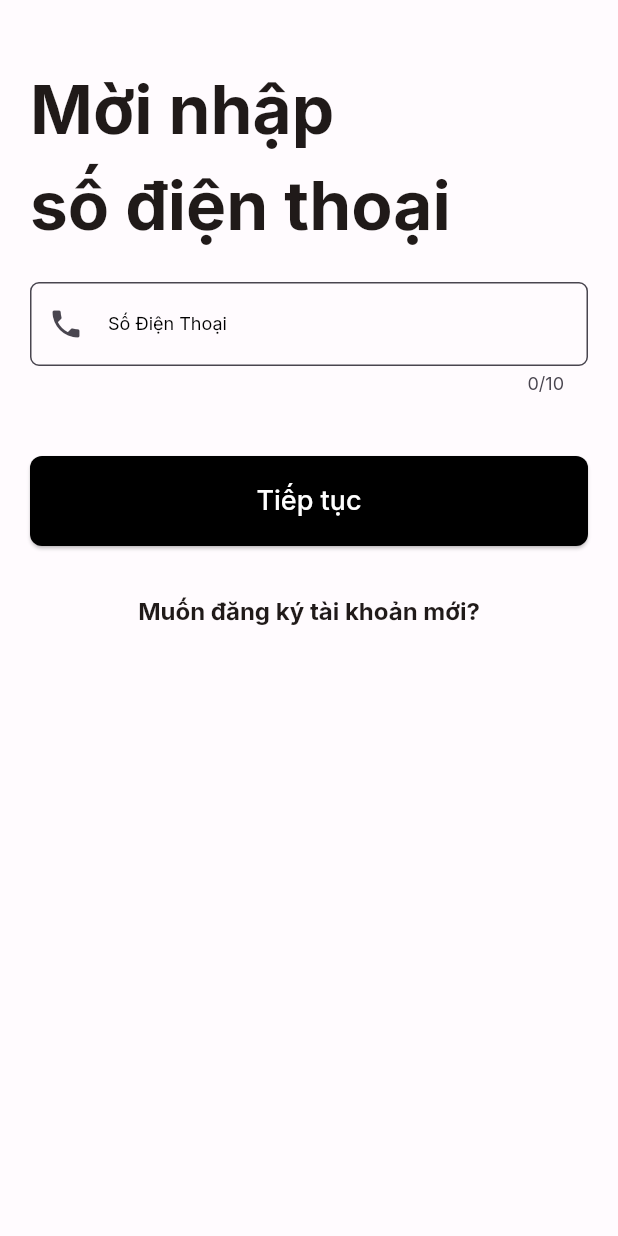
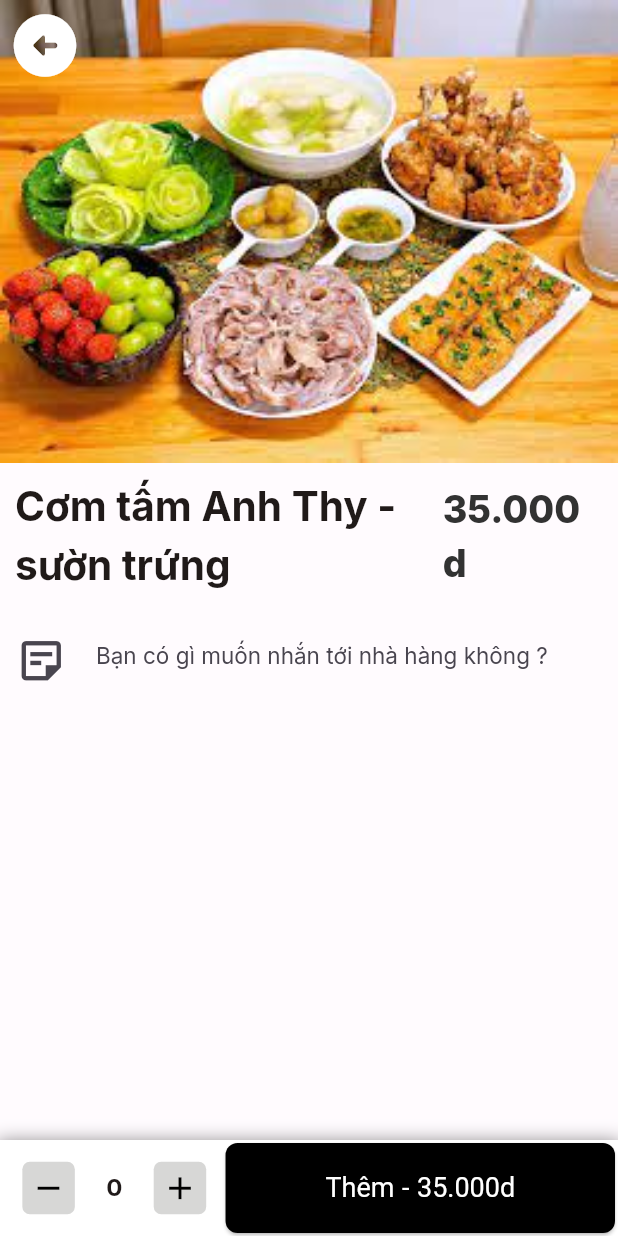
Before and after one commit to tranminhtuand2/elephan, a Flutter app: the screen it shows after launch, on a phone screen of 412 x 824 dp. Run offline on Flutter 3.47's test engine with Material 2 defaults, Android fonts, the phone set to English and light mode, and no system bars; our stand-ins replace dio, dots_indicator, flutter_dotenv, get, google_fonts, google_nav_bar and 3 more.

Commit message:
new code by Nam

```diff
--- a/elephan/lib/main.dart
+++ b/elephan/lib/main.dart
@@ -1,6 +1,7 @@
 import 'package:elephan/src/components/loading.dart';
 import 'package:elephan/src/constants/size.dart';
 import 'package:elephan/src/getx_controller/auth_controller.dart';
+import 'package:elephan/src/screen/sanpham_screen/chitietsanpham.dart';
 import 'package:elephan/src/screen/signin_signup/pagedangnhap/sign_in.dart';
 import 'package:elephan/src/utils/themes/text_theme.dart';
 import 'package:elephan/src/utils/themes/theme_color.dart';
@@ -38,17 +39,18 @@ class MyApp extends StatelessWidget {
           useMaterial3: true,
           colorScheme: TAppTheme.darkColorScheme,
           textTheme: TAppTextTheme.darkTextTheme),
-      home: Stack(
-        children: [
-          const LoginScreen(),
-          Obx(() {
-            final authController = Get.find<AuthController>();
-            return authController.isLoading.value
-                ? Loading()
-                : const SizedBox();
-          }),
-        ],
-      ),
+      home: const ChiTietSanPham(),
+    //   Stack(
+    //     children: [
+    //       const LoginScreen(),
+    //       Obx(() {
+    //         final authController = Get.find<AuthController>();
+    //         return authController.isLoading.value
+    //             ? Loading()
+    //             : const SizedBox();
+    //       }),
+    //     ],
+    //   ),
     );
   }
 }
--- /dev/null
+++ b/elephan/lib/src/screen/sanpham_screen/chitietsanpham.dart
@@ -0,0 +1,223 @@
+import 'package:flutter/material.dart';
+
+class ChiTietSanPham extends StatefulWidget {
+  const ChiTietSanPham({Key? key}) : super(key: key);
+
+  @override
+  _ChiTietSanPhamState createState() => _ChiTietSanPhamState();
+}
+
+class _ChiTietSanPhamState extends State<ChiTietSanPham> {
+  int count = 0;
+
+  @override
+  Widget build(BuildContext context) {
+    return GestureDetector(
+      onTap: () {
+        FocusScope.of(context).unfocus();
+      },
+      child: SafeArea(
+        child: Scaffold(
+          resizeToAvoidBottomInset: false,
+          body: Column(
+            children: [
+              Expanded(
+                child: Column(
+                  children: [
+                    _buildProductImage(),
+                    _buildProductInfo(),
+                    _buildProductDescription(),
+                  ],
+                ),
+              ),
+              _buildQuantityAndButton(),
+            ],
+          ),
+        ),
+      ),
+    );
+  }
+
+  Widget _buildProductImage() {
+    return Stack(
+      alignment: Alignment.center,
+      children: [
+        Image.asset(
+          "assets/images/food.jpg",
+          width: double.infinity,
+          fit: BoxFit.cover,
+        ),
+        const Positioned(
+          top: 5,
+          left: 5,
+          child: Icon(
+            Icons.arrow_circle_left_rounded,
+            size: 50.0,
+            color: Colors.white,
+          ),
+        ),
+      ],
+    );
+  }
+
+  Widget _buildProductInfo() {
+    return const Padding(
+      padding: EdgeInsets.all(10.0),
+      child: Row(
+        children: [
+          Expanded(
+            flex: 8,
+            child: Text(
+              "Cơm tấm Anh Thy - sườn trứng",
+              style: TextStyle(fontSize: 27, fontWeight: FontWeight.bold),
+            ),
+          ),
+          Expanded(
+            flex: 3,
+            child: Text(
+              "35.000d",
+              style: TextStyle(
+                  fontSize: 25,
+                  fontWeight: FontWeight.w800,
+                  color: Color.fromARGB(255, 50, 50, 50)),
+            ),
+          ),
+        ],
+      ),
+    );
+  }
+
+  Widget _buildProductDescription() {
+    bool isFocused = false;
+    return Padding(
+      padding: const EdgeInsets.all(10.0),
+      child: Focus(
+        onFocusChange: (hasFocus) {
+          setState(() {
+            isFocused = hasFocus;
+          });
+        },
+        child: TextFormField(
+          readOnly: isFocused,
+          showCursor: true,
+          decoration: const InputDecoration(
+            prefixIcon: Padding(
+              padding: EdgeInsets.only(right: 15),
+              child: Icon(
+                Icons.sticky_note_2_outlined,
+                size: 35,
+              ),
+            ),
+            hintStyle: TextStyle(fontSize: 15),
+            hintText: 'Bạn có gì muốn nhắn tới nhà hàng không ?',
+            border: InputBorder.none,
+          ),
+          maxLines: 1,
+        ),
+      ),
+    );
+  }
+
+  Widget _buildQuantityAndButton() {
+    return Container(
+      decoration: BoxDecoration(
+        color: const Color.fromARGB(255, 255, 255, 255),
+        boxShadow: [
+          BoxShadow(
+            color: const Color.fromARGB(255, 0, 0, 0).withOpacity(0.5),
+            spreadRadius: 2,
+            blurRadius: 10,
+            offset: const Offset(0, 3),
+          ),
+        ],
+      ),
+      child: Padding(
+        padding: const EdgeInsets.all(2),
+        child: Row(
+          children: [
+            Expanded(
+              flex: 4,
+              child: Container(
+                alignment: Alignment.center,
+                child: Row(
+                  mainAxisAlignment: MainAxisAlignment.spaceEvenly,
+                  children: [
+                    IconButton(
+                      onPressed: () {
+                        setState(() {
+                          if (count != 1) {
+                            count--;
+                          }
+                        });
+                      },
+                      icon: Container(
+                        padding: const EdgeInsets.all(5),
+                        decoration: BoxDecoration(
+                          borderRadius: BorderRadius.circular(5),
+                          color: const Color.fromARGB(255, 215, 215, 214)
+                        ),
+                        child: const Icon(
+                          Icons.remove,
+                          size: 25,
+                          color: Colors.black,
+                        ),
+                      ),
+                    ),
+                    Padding(
+                      padding: const EdgeInsets.all(8.0),
+                      child: Text(
+                        '$count',
+                        style: const TextStyle(
+                            fontSize: 16, fontWeight: FontWeight.bold),
+                      ),
+                    ),
+                    IconButton(
+                      onPressed: () {
+                        setState(() {
+                          count++;
+                        });
+                      },
+                      icon: Container(
+                        padding: const EdgeInsets.all(5),
+                        decoration: BoxDecoration(
+                          borderRadius: BorderRadius.circular(5),
+                          color: const Color.fromARGB(255, 215, 215, 214)
+                        ),
+                        child: const Icon(
+                          Icons.add_outlined,
+                          size: 25,
+                          color: Colors.black,
+                        ),
+                      ),
+                    ),
+                  ],
+                ),
+              ),
+            ),
+            Expanded(
+              flex: 7,
+              child: ElevatedButton(
+                onPressed: () {
+                  // Handle button click
+                },
+                style: ElevatedButton.styleFrom(
+                  foregroundColor: Colors.white, backgroundColor: Colors.black, textStyle: const TextStyle(fontSize: 18),
+                  minimumSize: const Size(double.infinity, 60),
+                  shape: RoundedRectangleBorder(
+                    borderRadius: BorderRadius.circular(8),
+                  ),
+                ),
+               child: const Text(
+                  'Thêm - 35.000d',
+                  style: TextStyle(color: Colors.white),
+                  overflow: TextOverflow.ellipsis,
+                  maxLines: 1,
+                ),
+              ),
+            )
+          ],
+        ),
+      ),
+    );
+  }
+}
--- a/elephan/pubspec.yaml
+++ b/elephan/pubspec.yaml
@@ -29,6 +29,8 @@ dependencies:
   flutter_dotenv: ^5.1.0
   shared_preferences: ^2.2.0
   pin_code_fields: ^8.0.1
+  quantity_input: ^1.0.2
+  input_quantity: ^1.2.4
 
 
 
```
Also changed, not shown: elephan/pubspec.lock, 1 other file.
